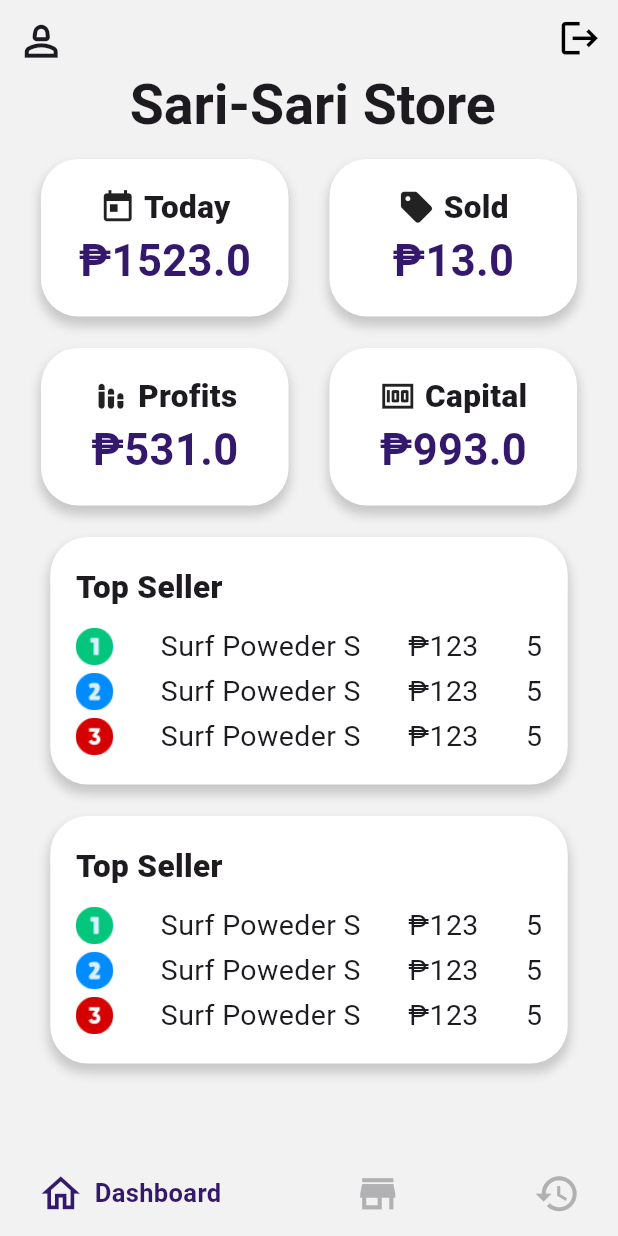
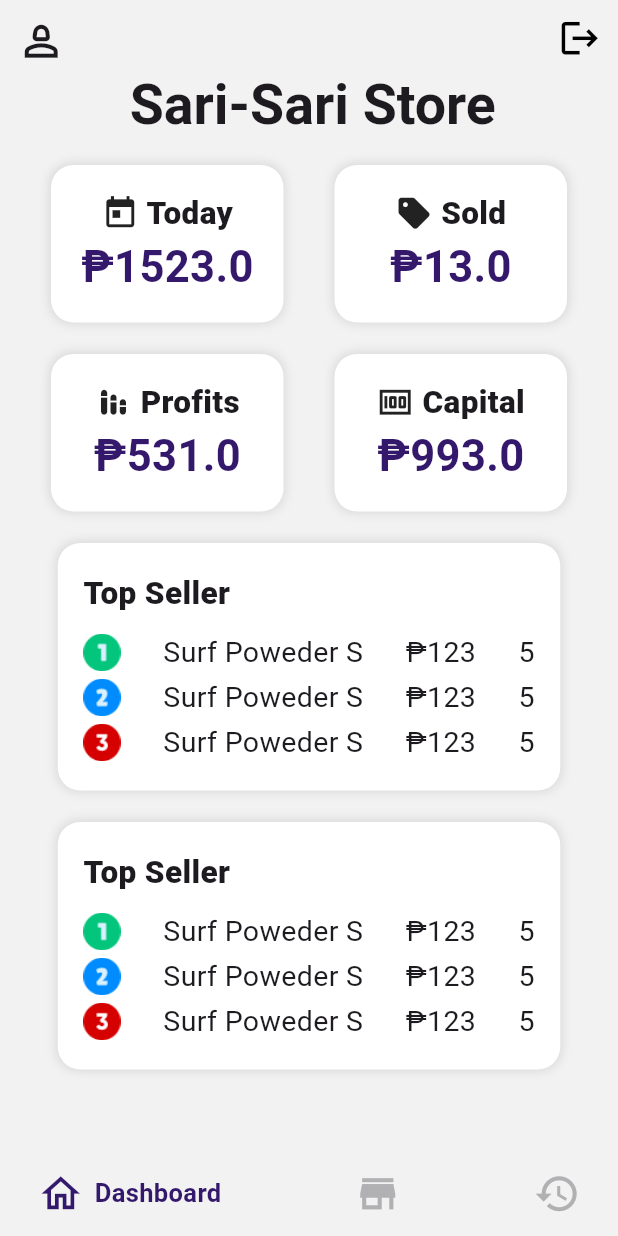
Before and after one commit to jsmrk/mini_store_inventory, a Flutter app: the screen it shows after launch, on a phone screen of 412 x 824 dp. Run offline on Flutter 3.47's test engine with Material 3 defaults, Android fonts, the light colour scheme and no system bars; drawn by our look-alikes of google_nav_bar; our stand-ins replace dropdown_button2.

Commit message:
fixed dashboard UI

```diff
--- a/lib/screen/dashboard.dart
+++ b/lib/screen/dashboard.dart
@@ -12,6 +12,9 @@ class Dashboard extends StatelessWidget {
         appBar: const CustomAppBar(),
         body: Column(
           children: [
+            SizedBox(
+              height: 25,
+            ),
             Row(
               mainAxisAlignment: MainAxisAlignment.spaceEvenly,
               children: [
@@ -26,6 +29,9 @@ class Dashboard extends StatelessWidget {
                   text: ' Sold',
                 )
               ],
+            ),
+            SizedBox(
+              height: 21,
             ),
             Row(
               mainAxisAlignment: MainAxisAlignment.spaceEvenly,
--- a/lib/widgets/custom_card.dart
+++ b/lib/widgets/custom_card.dart
@@ -14,23 +14,22 @@ class CustomCard extends StatelessWidget {
   @override
   Widget build(BuildContext context) {
     return Container(
-      margin: const EdgeInsets.only(top: 21),
       padding: const EdgeInsets.all(17),
       decoration: BoxDecoration(
         color: Colors.white,
         borderRadius: const BorderRadius.all(
-          Radius.circular(25),
+          Radius.circular(15),
         ),
         boxShadow: [
           BoxShadow(
-            color: Colors.grey.withOpacity(0.5),
-            offset: const Offset(0, 5),
+            color: Colors.grey.withOpacity(0.3),
+            offset: const Offset(0, 0),
             blurRadius: 5,
             spreadRadius: 1,
           ),
         ],
       ),
-      width: 165,
+      width: 155,
       height: 105,
       child: Column(
         mainAxisAlignment: MainAxisAlignment.center,
--- a/lib/widgets/custom_widecontainer.dart
+++ b/lib/widgets/custom_widecontainer.dart
@@ -6,19 +6,19 @@ class WideContainer extends StatelessWidget {
   @override
   Widget build(BuildContext context) {
     return Container(
-      width: 345,
+      width: 335,
       height: 165,
       margin: const EdgeInsets.only(top: 21),
       padding: const EdgeInsets.all(17),
       decoration: BoxDecoration(
         color: Colors.white,
         borderRadius: const BorderRadius.all(
-          Radius.circular(25),
+          Radius.circular(15),
         ),
         boxShadow: [
           BoxShadow(
-            color: Colors.grey.withOpacity(0.5),
-            offset: const Offset(0, 5),
+            color: Colors.grey.withOpacity(0.3),
+            offset: const Offset(0, 0),
             blurRadius: 5,
             spreadRadius: 1,
           ),
```
